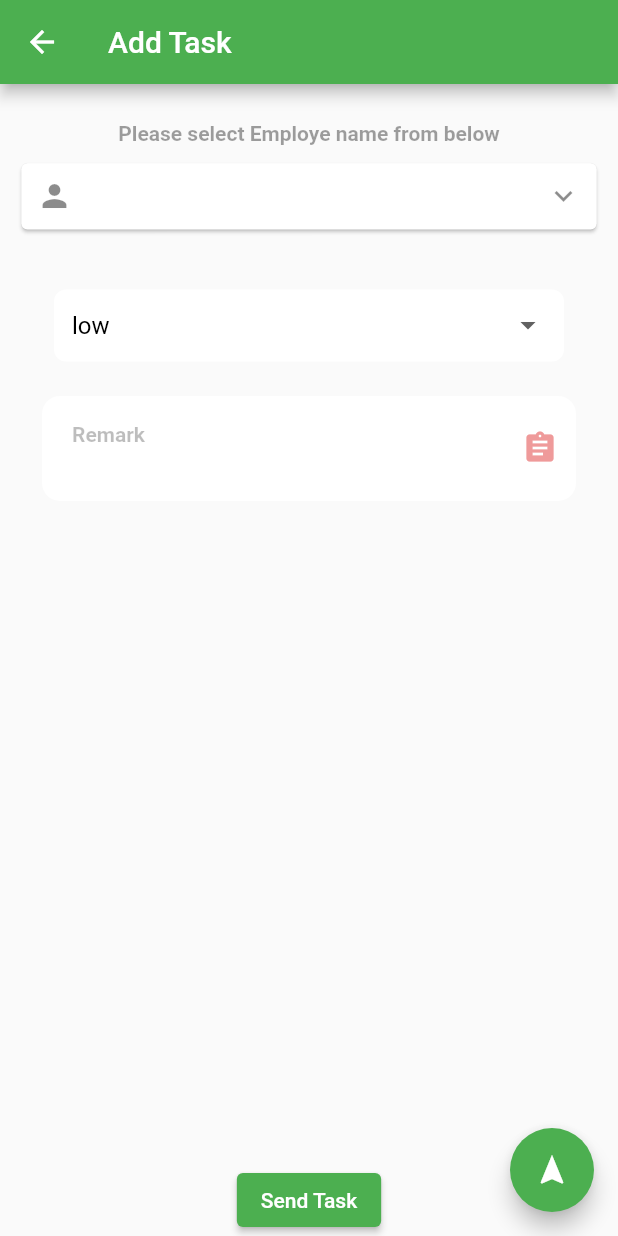
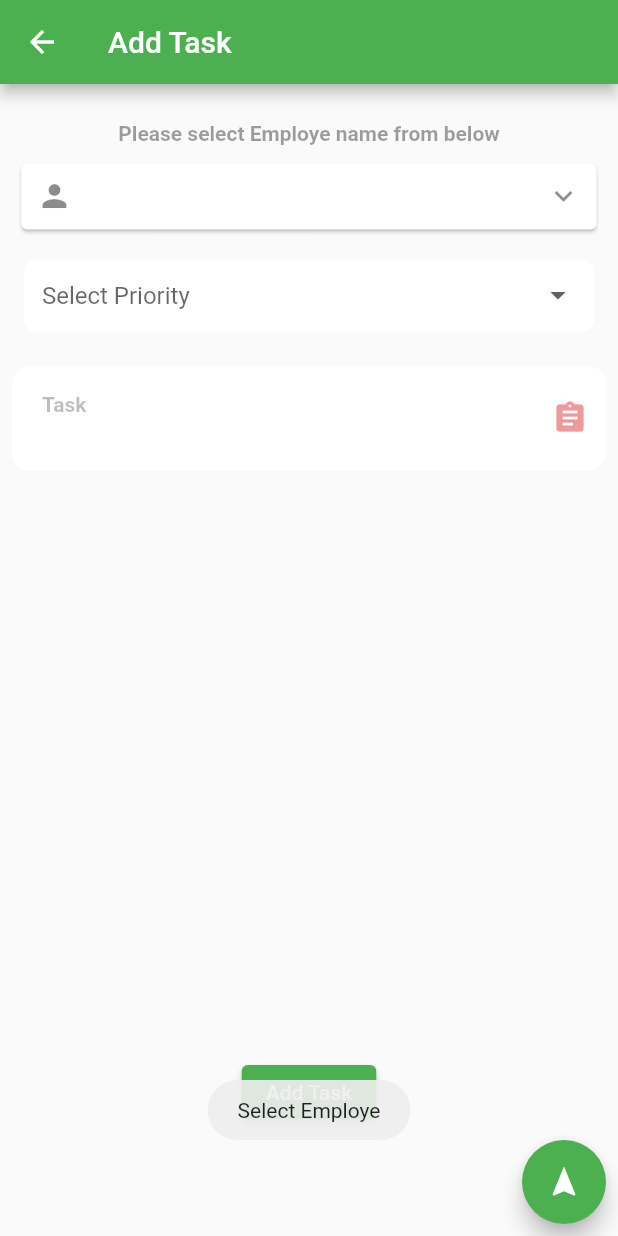
Before and after one commit to uzar1342/virashAppnew, a Flutter app: the Taskadd screen opened directly, after a tap on the "navigation" icon, on a phone screen of 412 x 824 dp. Run offline on Flutter 3.47's test engine with Material 2 defaults, Android fonts, the phone set to English and light mode, and no system bars; our stand-ins replace analog_clock, camera, dio, flutter_spinkit, fluttertoast, font_awesome_flutter and 7 more; accounts and stored records are empty; network calls fail.

Commit message:
update 14/8/2022

```diff
--- a/lib/CalendarPage.dart
+++ b/lib/CalendarPage.dart
@@ -344,13 +344,13 @@ class _CalendarPageState extends State<CalendarPage> {
                                                       ),
                                                       GestureDetector(
                                                         onTap: (){
-                                                          if(double.parse(snapshot.data["data"][position]["in_latitude"]).toString()!="N/A"||double.parse(snapshot.data["data"][position]["in_longitude"]).toString()!="N/A") {
+                                                          if(snapshot.data["data"][position]["in_latitude"]!="N/A"||snapshot.data["data"][position]["in_longitude"]!="N/A") {
                                                             Navigator.push(context, MaterialPageRoute(builder: (context) =>
                                                               Googlem(center: LatLng(
                                                                   double.parse(snapshot.data["data"][position]["in_latitude"]),
                                                                   double.parse(snapshot.data["data"][position]["in_longitude"])))),);
                                                           } else {
-                                                            Fluttertoast.showToast(msg: "Invalid Location");
+                                                            Fluttertoast.showToast(msg: "No Location found");
                                                           }
 
                                                           },
--- a/lib/models/meals_list_data.dart
+++ b/lib/models/meals_list_data.dart
@@ -25,8 +25,8 @@ class MealsListData {
       endColor: '#FFB295',
     ),
     MealsListData(
-      imagePath: 'assets/fitness_app/lunch.png',
-      titleTxt: 'Lunch',
+      imagePath: 'assets/completed-task.png',
+      titleTxt: 'View Task',
       kacl: 602,
       meals: <String>['Salmon,', 'Mixed veggies,', 'Avocado'],
       startColor: '#738AE6',
--- a/lib/taskadd.dart
+++ b/lib/taskadd.dart
@@ -1,22 +1,16 @@
-import 'dart:convert';
-
 import 'package:dio/dio.dart';
 import 'package:flutter/cupertino.dart';
 import 'package:flutter/material.dart';
 import 'package:fluttertoast/fluttertoast.dart';
 import 'package:dio/src/form_data.dart';
-import 'package:get/get_connect/http/src/response/response.dart';
-import 'package:http/http.dart'as http;
-import 'package:http/http.dart';
+import 'package:get/get.dart' as hi;
+
+
 
 import 'globals.dart';
 
 class Taskadd extends StatefulWidget {
    Taskadd({Key? key}) : super(key: key);
-
- int len=0;
-   String val="select priorety";
-
 
   @override
   State<Taskadd> createState() => _TaskaddState();
@@ -26,12 +20,13 @@ class _TaskaddState extends State<Taskadd> {
   List<dynamic> employelist = [];
   bool isLoading=false;
   String employeName="";
-  List Priority=[];
+  var empid=null;
+  var data=[];
+  String? f;
+  final GlobalKey<FormFieldState> _key = GlobalKey<FormFieldState>();
   fetchemployelist() async {
     print(userId);
     Dio dio=new Dio();
-    final url = Uri.parse("http://training.virash.in/employee_list");
-
     var formData = FormData.fromMap({
       "emp_id":  userId
     });
@@ -52,10 +47,10 @@ class _TaskaddState extends State<Taskadd> {
       });
     }
   }
-  Sendtask() async {
+  Sendtask(task) async {
     print(userId);
     Dio dio=new Dio();
-    var response = await dio.post('http://training.virash.in/provide_task', data: {"emp_id":3,"assigned_to":1,"tasks":[{"task":"this is dummy task 1","priority":"medium"},{"task":"this is dummy task 2","priority":"low"},{"task":"this is dummy task 3","priority":"high"}]});
+    var response = await dio.post('http://training.virash.in/provide_task', data: task);
     if (response.statusCode == 200) {
       print(response.data.length);
       Fluttertoast.showToast(msg: "Sucessfull Send");
@@ -79,7 +74,6 @@ class _TaskaddState extends State<Taskadd> {
 
   @override
   Widget build(BuildContext context) {
-    List _listings = [];
     showemployelistDialog() {
       showDialog(
           context: context,
@@ -107,6 +101,8 @@ class _TaskaddState extends State<Taskadd> {
                             setState(() {
                               print(employelist.first);
                               employeName = employelist[index]['emp_name'];
+                              empid = employelist[index]['emp_id'];
+
                             });
                             Navigator.pop(context);
                           },
@@ -127,122 +123,11 @@ class _TaskaddState extends State<Taskadd> {
             );
           });
     }
-var w=MediaQuery.of(context).size.width;
-var h=MediaQuery.of(context).size.height;
-var f="low";
-
-    List<Widget> _getListings() {// <<<<< Note this change for the return type
-      List<Widget> listings = <Widget>[];
-      int i = 0;
-
-      for (i = 0; i < widget.len; i++) {
-        listings.add(
-            Padding(
-              padding: const EdgeInsets.all(8.0),
-              child: Column(
-                children: [
-                  Padding(
-                    padding: const EdgeInsets.all(8.0),
-                    child: SizedBox(
-                      width: double.infinity - 50,
-                      child: DropdownButtonFormField<String>(
-                        isExpanded: false,
-                        items: [
-                          buildMenuItem("low"),
-                          buildMenuItem("mediam"),
-                          buildMenuItem("high"),
-                        ],
-                        onChanged: (value) => ()
-                        {
-                          Priority.add(value);
-                          print(Priority.length);
-                          setState(() {
-                            f=value!;
-
-
-                          });
-                        },
-                        value: f,
-                        hint: const Text(
-                          "Select Priority",
-                          style: TextStyle(
-                            fontSize: 16,
-                          ),
-                        ),
-                        decoration: InputDecoration(
-                          contentPadding: const EdgeInsets.all(12),
-                          filled: true,
-                          fillColor: Colors.white,
-                          border: OutlineInputBorder(
-                            borderSide: BorderSide.none,
-                            borderRadius: BorderRadius.circular(8),
-                          ),
-                          hintText: "Priority",
-                          hintStyle: const TextStyle(
-                            fontSize: 14,
-                          ),
-                        ),
-                        style: const TextStyle(
-                          fontSize: 16,
-                          color: Colors.black,
-                        ),
-                      ),
-                    ),
-                  ),
-                  const SizedBox(
-                    height: 15,
-                  ),
-                  TextFormField(
-                    maxLines:2,
-                    onChanged: (text) {
-                      setState(() {});
-                    },
-                    cursorColor: primaryColor,
-                    decoration: InputDecoration(
-                        suffixIcon: Icon(
-                          Icons.assignment,
-                          color: Colors.red.shade200,
-                        ),
-                        hintText: "Remark",
-                        hintStyle: TextStyle(
-                          color: Colors.black26,
-                          fontWeight: FontWeight.bold,
-                          fontSize: 14.0,
-                        ),
-                        filled: true,
-                        fillColor: Colors.white,
-                        border: OutlineInputBorder(
-                          gapPadding: 9,
-                          borderSide: BorderSide.none,
-                          borderRadius: BorderRadius.all(
-                              Radius.circular(12.0)),
-                        ),
-                        contentPadding:
-                        EdgeInsets.symmetric(
-                            horizontal: 20.0,
-                            vertical: 16.0)),
-                  ),
-                ],
-              ),
-            )
-        );
-      }
-      return listings;
-    }
-
-
+    var w=MediaQuery.of(context).size.width;
+    var h=MediaQuery.of(context).size.height;
+    TextEditingController taskcontroler=new TextEditingController();
     return Scaffold(
 appBar: AppBar(title: Text("Add Task"),),
-        floatingActionButton: FloatingActionButton(
-          onPressed: () {
-            print(Priority);
-            setState(() {
-              widget.len=widget.len+1;
-            });
-          },
-          backgroundColor: Colors.green,
-          child: const Icon(Icons.navigation),
-        ),
         body: SafeArea(
 
         child: Container(child: Column(children: <Widget>[
@@ -301,16 +186,180 @@ appBar: AppBar(title: Text("Add Task"),),
             ),
           ),
 
-          Expanded(child:  ListView(
-            padding: const EdgeInsets.all(20.0),
-            children: _getListings(), // <<<<< Note this change for the return type
+
+          Expanded(child: Padding(
+            padding: const EdgeInsets.all(8.0),
+            child: Column(
+              children: [
+                Padding(
+                  padding: const EdgeInsets.all(8.0),
+                  child: SizedBox(
+                    width: double.infinity - 50,
+                    child: DropdownButtonFormField<String>(
+                      key: _key,
+                      isExpanded: false,
+                      items: [
+                        buildMenuItem("low"),
+                        buildMenuItem("mediam"),
+                        buildMenuItem("high"),
+                      ],
+                      onChanged: (value) => setState(() {
+                                f=value;
+                      }),
+                      value: f,
+                      hint: const Text(
+                        "Select Priority",
+                        style: TextStyle(
+                          fontSize: 16,
+                        ),
+                      ),
+                      decoration: InputDecoration(
+                        contentPadding: const EdgeInsets.all(12),
+                        filled: true,
+                        fillColor: Colors.white,
+                        border: OutlineInputBorder(
+                          borderSide: BorderSide.none,
+                          borderRadius: BorderRadius.circular(8),
+                        ),
+                        hintText: "Priority",
+                        hintStyle: const TextStyle(
+                          fontSize: 14,
+                        ),
+                      ),
+                      style: const TextStyle(
+                        fontSize: 16,
+                        color: Colors.black,
+                      ),
+                    ),
+                  ),
+                ),
+                const SizedBox(
+                  height: 15,
+                ),
+                TextFormField(
+                  controller: taskcontroler,
+                  maxLines:2,
+                  cursorColor: primaryColor,
+                  decoration: InputDecoration(
+                      suffixIcon: Icon(
+                        Icons.assignment,
+                        color: Colors.red.shade200,
+                      ),
+                      hintText: "Task",
+                      hintStyle: TextStyle(
+                        color: Colors.black26,
+                        fontWeight: FontWeight.bold,
+                        fontSize: 14.0,
+                      ),
+                      filled: true,
+                      fillColor: Colors.white,
+                      border: OutlineInputBorder(
+                        gapPadding: 9,
+                        borderSide: BorderSide.none,
+                        borderRadius: BorderRadius.all(
+                            Radius.circular(12.0)),
+                      ),
+                      contentPadding:
+                      EdgeInsets.symmetric(
+                          horizontal: 20.0,
+                          vertical: 16.0)),
+                ),
+              ],
+            ),
           ),
-
           )
           ,ElevatedButton(onPressed: (){
-          }, child: Text("Send Task"))
+
+
+
+            if(taskcontroler.value.text!="")
+              {
+                if(f!=null) {
+
+                  showDialog<String>(
+                    context: context,
+                    builder: (BuildContext context) => AlertDialog(
+                      title: const Text('Task Detail'),
+                      content: Column(
+                        mainAxisSize: MainAxisSize.min,
+                        children: [
+                          Padding(
+                            padding: const EdgeInsets.all(8.0),
+                            child: Row(children: [
+                              Text("Task :",style: TextStyle(fontSize: 15,fontWeight: FontWeight.w100),),
+                              Text(taskcontroler.value.text,style:TextStyle(fontSize: 15,fontWeight: FontWeight.w100))
+                            ],),
+                          ),
+                          Padding(
+                            padding: const EdgeInsets.all(8.0),
+                            child: Row(children: [
+                              Text("priorety :",style: TextStyle(fontSize: 15,fontWeight: FontWeight.w100),),
+                              Text(f.toString(),style:TextStyle(fontSize: 15,fontWeight: FontWeight.w100))
+                            ],),
+                          ),
+                        ],
+                      ),
+                      actions: <Widget>[
+                        TextButton(
+                          onPressed: () =>
+                          {
+                          data.add({"task":taskcontroler.value.text,"priority":f}),
+                          _key.currentState?.reset(),
+                            taskcontroler.clear(),
+                          Navigator.pop(context, 'OK')},
+                          child: const Text('Add'),
+                        ),
+                      ],
+                    ),
+                  );
+
+                  }
+                else
+                  {
+                    Fluttertoast.showToast(msg: "sellect Priorety");
+                  }
+              }
+            else
+              {
+                Fluttertoast.showToast(msg: "Fill Task");
+              }
+
+          }, child: Text("Add Task"))
+
+        ,
+           Padding(
+             padding: const EdgeInsets.all(8.0),
+             child: Align(
+               alignment: Alignment.centerRight,
+               child: FloatingActionButton(
+                onPressed: () {
+                  if(employeName!=""&&empid!=null)
+                    {
+                      if(data.length>0)
+                        {
+                          Sendtask({"emp_id":userId,"assigned_to":empid,"tasks":data});
+                        }
+                      else
+                        {
+                          Fluttertoast.showToast(msg: "Task is not Add");
+                        }
+                    }
+                  else
+                    {
+                      Fluttertoast.showToast(msg: "Select Employe");
+                    }
+                },
+                backgroundColor: Colors.green,
+                child: const Icon(Icons.navigation),
+          ),
+             ),
+           ),
+
         ])
         )));
+
+
+
 
   }
 
--- a/pubspec.yaml
+++ b/pubspec.yaml
@@ -62,7 +62,7 @@ dev_dependencies:
   flutter_launcher_icons: "^0.9.2"
 
 flutter_icons:
-  image_path: "assets/logo-withoutBG.png"
+  image_path: "assets/virash.png"
   android: true
   ios: true
 
```
Also changed, not shown: assets/completed-task.png, 27 other files.
